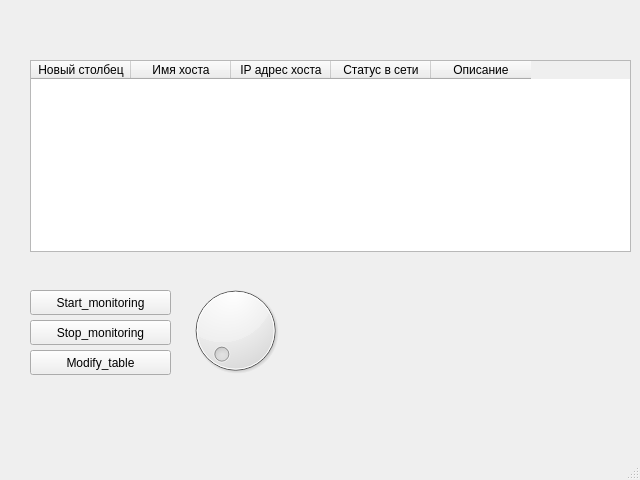
Above: ui/main_window.ui from aleksey88bsuir/Network_monitoring before the change. Below: the same form after it.
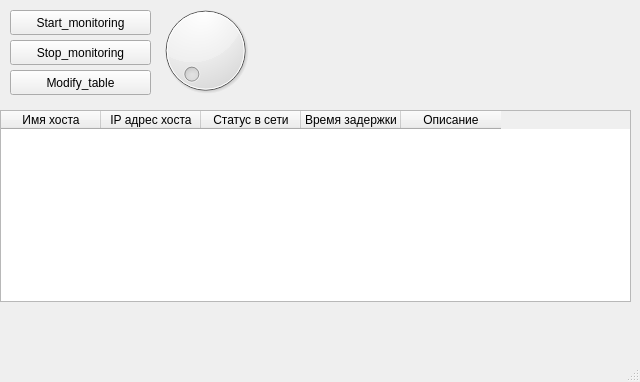
That is the form after the change.

The edit to the form file:
```diff
--- a/ui/main_window.ui
+++ b/ui/main_window.ui
@@ -7,7 +7,7 @@
     <x>0</x>
     <y>0</y>
     <width>640</width>
-    <height>480</height>
+    <height>382</height>
    </rect>
   </property>
   <property name="windowTitle">
@@ -17,8 +17,8 @@
    <widget class="QPushButton" name="b_start">
     <property name="geometry">
      <rect>
-      <x>30</x>
-      <y>290</y>
+      <x>10</x>
+      <y>10</y>
       <width>141</width>
       <height>25</height>
      </rect>
@@ -30,8 +30,8 @@
    <widget class="QPushButton" name="b_stop">
     <property name="geometry">
      <rect>
-      <x>30</x>
-      <y>320</y>
+      <x>10</x>
+      <y>40</y>
       <width>141</width>
       <height>25</height>
      </rect>
@@ -56,8 +56,8 @@
    <widget class="QPushButton" name="b_modify">
     <property name="geometry">
      <rect>
-      <x>30</x>
-      <y>350</y>
+      <x>10</x>
+      <y>70</y>
       <width>141</width>
       <height>25</height>
      </rect>
@@ -69,8 +69,8 @@
    <widget class="QDial" name="q_volume_cont">
     <property name="geometry">
      <rect>
-      <x>180</x>
-      <y>280</y>
+      <x>150</x>
+      <y>0</y>
       <width>111</width>
       <height>101</height>
      </rect>
@@ -79,8 +79,8 @@
    <widget class="QLabel" name="l_volume">
     <property name="geometry">
      <rect>
-      <x>300</x>
-      <y>350</y>
+      <x>270</x>
+      <y>70</y>
       <width>321</width>
       <height>17</height>
      </rect>
@@ -92,17 +92,12 @@
    <widget class="QTableWidget" name="tableWidget">
     <property name="geometry">
      <rect>
-      <x>30</x>
-      <y>60</y>
-      <width>601</width>
+      <x>0</x>
+      <y>110</y>
+      <width>631</width>
       <height>192</height>
      </rect>
     </property>
-    <column>
-     <property name="text">
-      <string>Новый столбец</string>
-     </property>
-    </column>
     <column>
      <property name="text">
       <string>Имя хоста</string>
@@ -118,6 +113,11 @@
       <string>Статус в сети</string>
      </property>
     </column>
+    <column>
+     <property name="text">
+      <string>Время задержки</string>
+     </property>
+    </column>
     <column>
      <property name="text">
       <string>Описание</string>
```
Left out of the diff: 13 changed lines with no effect on the pictures.
